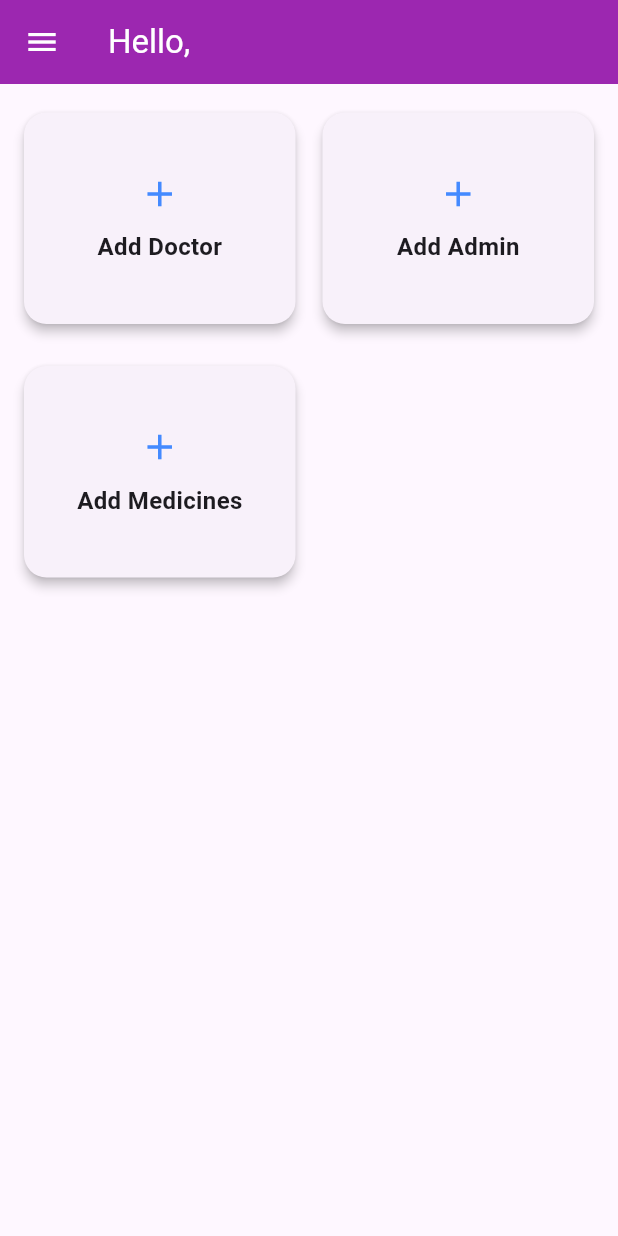
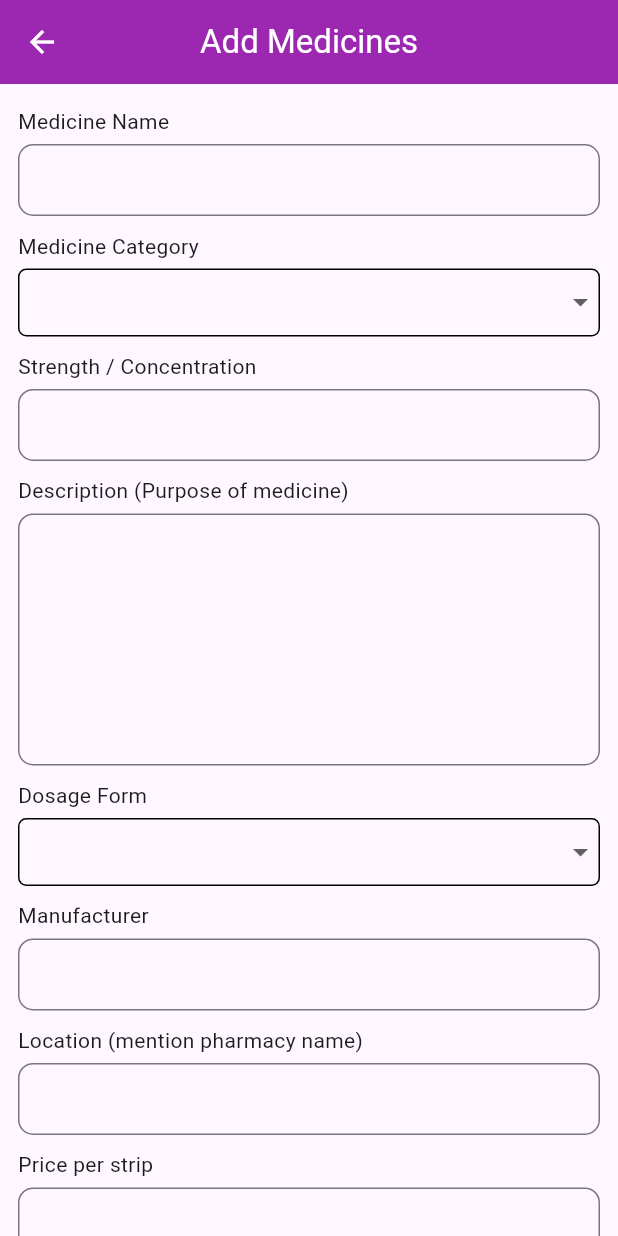
Before and after one commit to Mohassan521/Sehat-App-FYP, a Flutter app: the AdminHomePage screen opened directly with empty values, after a tap on "Add Medicines", on a phone screen of 412 x 824 dp. Run offline on Flutter 3.47's test engine with Material 3 defaults, Android fonts, the phone set to English and light mode, and no system bars; our stand-ins replace cloud_firestore, dash_chat_2, file_picker, firebase_auth, firebase_core, firebase_storage and 5 more; missing offline and left inert: syncfusion_flutter_pdfviewer; accounts and stored records are empty; network calls fail.

Commit message:
Updated design

```diff
--- /dev/null
+++ b/lib/screens/adminScreens/addMedicines.dart
@@ -0,0 +1,442 @@
+import 'dart:io';
+import 'dart:math';
+
+import 'package:cloud_firestore/cloud_firestore.dart';
+import 'package:firebase_auth/firebase_auth.dart';
+import 'package:flutter/material.dart';
+import 'package:get_it/get_it.dart';
+import 'package:sehat_app/Utils/Utils.dart';
+import 'package:sehat_app/services/media_service.dart';
+import 'package:sehat_app/services/storage_service.dart';
+import 'package:sehat_app/widgets/completed.dart';
+
+class AddMedicines extends StatefulWidget {
+  const AddMedicines({super.key});
+
+  @override
+  State<AddMedicines> createState() => _AddMedicinesState();
+}
+
+class _AddMedicinesState extends State<AddMedicines> {
+  final TextEditingController medName = TextEditingController();
+  final TextEditingController strength = TextEditingController();
+  final TextEditingController description = TextEditingController();
+  final TextEditingController manufacturer = TextEditingController();
+  final TextEditingController location = TextEditingController();
+  final TextEditingController price = TextEditingController();
+  String medicine_category = "";
+  String dosageForm = "";
+  bool isChecked = false;
+  String? downloadURL;
+  File? file;
+
+  final GetIt _getIt = GetIt.instance;
+  late MediaService _mediaService;
+  late StorageService _storageService;
+  // final _auth = FirebaseAuth.instance;
+
+  postDetailsToFirestore(
+      String medName,
+      String category,
+      String strength,
+      String description,
+      String dosage,
+      String manufacturer,
+      String location,
+      int price,
+      String presRequired,
+      String imagePath) async {
+    // var user = _auth.currentUser;
+    CollectionReference ref =
+        FirebaseFirestore.instance.collection('Medicines');
+    ref.doc(Random().nextInt(9000).toString()).set({
+      'user_id': Random().nextInt(9000),
+      "Medicine Name": medName,
+      "Medicine Category": category,
+      "Description": description,
+      "Dosage Form": dosage,
+      "Manufacturer": manufacturer,
+      "Pharmacy Name": location,
+      "Price (per strip)": price,
+      "Prescription Required": presRequired,
+      "Image": imagePath
+    });
+    Utils().toastMessage(
+        "Medicine added Successfully", Colors.green, Colors.white);
+    Navigator.push(
+        context,
+        MaterialPageRoute(
+            builder: (context) =>
+                CompletedAnyTask(message: "Medicine Added Succesfully")));
+  }
+
+  @override
+  void initState() {
+    // TODO: implement initState
+    super.initState();
+    _mediaService = _getIt.get<MediaService>();
+    _storageService = _getIt.get<StorageService>();
+  }
+
+  @override
+  Widget build(BuildContext context) {
+    return Scaffold(
+      appBar: AppBar(
+        iconTheme: IconThemeData(color: Colors.white),
+        title: Text(
+          "Add Medicines",
+          style: TextStyle(color: Colors.white),
+        ),
+        centerTitle: true,
+        backgroundColor: Colors.purple,
+      ),
+      body: SingleChildScrollView(
+        scrollDirection: Axis.vertical,
+        child: Padding(
+          padding: const EdgeInsets.symmetric(horizontal: 12.0, vertical: 15),
+          child: Column(
+            crossAxisAlignment: CrossAxisAlignment.start,
+            children: [
+              Text("Medicine Name"),
+              SizedBox(
+                height: 5,
+              ),
+              TextFormField(
+                controller: medName,
+                decoration: InputDecoration(
+                    contentPadding: EdgeInsets.all(12),
+                    border: OutlineInputBorder(
+                        borderRadius: BorderRadius.circular(10))),
+              ),
+              SizedBox(
+                height: 10,
+              ),
+              Text("Medicine Category"),
+              SizedBox(
+                height: 5,
+              ),
+              Container(
+                height: MediaQuery.sizeOf(context).height * 0.055,
+                padding: EdgeInsets.only(left: 9),
+                decoration: BoxDecoration(
+                  borderRadius: BorderRadius.circular(5.5),
+                  // color: Colors.white,
+
+                  border: Border.all(
+                    color: Colors.black,
+                    width: 1,
+                  ),
+                ),
+                child: DropdownButton<String>(
+                  alignment: Alignment.center,
+                  isExpanded: true,
+                  underline: SizedBox(),
+                  value: medicine_category,
+                  onChanged: (String? newValue) {
+                    setState(() {
+                      medicine_category = newValue ?? medicine_category;
+                    });
+                  },
+                  items: [
+                    DropdownMenuItem<String>(
+                        value: '',
+                        child: Center(
+                            child: Text(
+                          '',
+                          style: TextStyle(fontSize: 12),
+                        ))),
+                    DropdownMenuItem<String>(
+                        value: 'Antibiotics',
+                        child: Center(
+                            child: Text(
+                          'Antibiotics',
+                          style: TextStyle(fontSize: 12),
+                        ))),
+                    DropdownMenuItem<String>(
+                        value: 'Painkillers',
+                        child: Center(
+                            child: Text('Painkillers',
+                                style: TextStyle(fontSize: 12)))),
+                    DropdownMenuItem<String>(
+                        value: 'Antipyretics',
+                        child: Center(
+                            child: Text('Antipyretics',
+                                style: TextStyle(fontSize: 12)))),
+                    DropdownMenuItem<String>(
+                        value: 'Antiseptics',
+                        child: Center(
+                            child: Text('Antiseptics',
+                                style: TextStyle(fontSize: 12)))),
+                    DropdownMenuItem<String>(
+                        value: 'Antihistamines',
+                        child: Center(
+                            child: Text('Antihistamines',
+                                style: TextStyle(fontSize: 12)))),
+                    DropdownMenuItem<String>(
+                        value: 'Antacids',
+                        child: Center(
+                            child: Text('Antacids',
+                                style: TextStyle(fontSize: 12)))),
+                    DropdownMenuItem<String>(
+                        value: 'Antidepressants',
+                        child: Center(
+                            child: Text('Antidepressants',
+                                style: TextStyle(fontSize: 12)))),
+                    DropdownMenuItem<String>(
+                        value: 'Anti-inflammatory drugs',
+                        child: Center(
+                            child: Text('Anti-inflammatory drugs',
+                                style: TextStyle(fontSize: 12)))),
+                    DropdownMenuItem<String>(
+                        value: 'Antidiarrheals',
+                        child: Center(
+                            child: Text('Antidiarrheals',
+                                style: TextStyle(fontSize: 12)))),
+                    DropdownMenuItem<String>(
+                        value: 'Antifungals',
+                        child: Center(
+                            child: Text('Antifungals',
+                                style: TextStyle(fontSize: 12)))),
+                    DropdownMenuItem<String>(
+                        value: 'Antivirals',
+                        child: Center(
+                            child: Text('Antivirals',
+                                style: TextStyle(fontSize: 12)))),
+                    DropdownMenuItem<String>(
+                        value: 'Cough Suppressants and Expectorants',
+                        child: Center(
+                            child: Text('Cough Suppressants and Expectorants',
+                                style: TextStyle(fontSize: 12)))),
+                    DropdownMenuItem<String>(
+                        value: 'Insulins',
+                        child: Center(
+                            child: Text('Insulins',
+                                style: TextStyle(fontSize: 12)))),
+                    DropdownMenuItem<String>(
+                        value: 'Vaccines',
+                        child: Center(
+                            child: Text('Vaccines',
+                                style: TextStyle(fontSize: 12)))),
+                    DropdownMenuItem<String>(
+                        value: 'Sedatives and Hypnotics (for sleep)',
+                        child: Center(
+                            child: Text('Sedatives and Hypnotics (for sleep)',
+                                style: TextStyle(fontSize: 12)))),
+                  ],
+                ),
+              ),
+              SizedBox(
+                height: 10,
+              ),
+              Text("Strength / Concentration"),
+              SizedBox(
+                height: 5,
+              ),
+              TextFormField(
+                controller: strength,
+                decoration: InputDecoration(
+                    contentPadding: EdgeInsets.all(12),
+                    border: OutlineInputBorder(
+                        borderRadius: BorderRadius.circular(10))),
+              ),
+              SizedBox(
+                height: 10,
+              ),
+              Text("Description (Purpose of medicine)"),
+              SizedBox(
+                height: 5,
+              ),
+              TextFormField(
+                maxLines: 6,
+                controller: description,
+                decoration: InputDecoration(
+                    contentPadding: EdgeInsets.all(12),
+                    border: OutlineInputBorder(
+                        borderRadius: BorderRadius.circular(10))),
+              ),
+              SizedBox(
+                height: 10,
+              ),
+              Text("Dosage Form"),
+              SizedBox(
+                height: 5,
+              ),
+              Container(
+                height: MediaQuery.sizeOf(context).height * 0.055,
+                padding: EdgeInsets.only(left: 9),
+                decoration: BoxDecoration(
+                  borderRadius: BorderRadius.circular(5.5),
+                  // color: Colors.white,
+                  border: Border.all(
+                    color: Colors.black,
+                    width: 1,
+                  ),
+                ),
+                child: DropdownButton<String>(
+                  alignment: Alignment.center,
+                  isExpanded: true,
+                  value: dosageForm,
+                  underline: SizedBox(),
+                  onChanged: (String? newValue) {
+                    setState(() {
+                      dosageForm = newValue ?? dosageForm;
+                    });
+                  },
+                  items: [
+                    DropdownMenuItem<String>(
+                        value: '',
+                        child: Center(
+                            child: Text(
+                          '',
+                          style: TextStyle(fontSize: 12),
+                        ))),
+                    DropdownMenuItem<String>(
+                        value: 'Tablet',
+                        child: Center(
+                            child: Text(
+                          'Tablet',
+                          style: TextStyle(fontSize: 12),
+                        ))),
+                    DropdownMenuItem<String>(
+                        value: 'Syrup',
+                        child: Center(
+                            child:
+                                Text('Syrup', style: TextStyle(fontSize: 12)))),
+                    DropdownMenuItem<String>(
+                        value: 'Injection',
+                        child: Center(
+                            child: Text('Injection',
+                                style: TextStyle(fontSize: 12)))),
+                    DropdownMenuItem<String>(
+                        value: 'Capsule',
+                        child: Center(
+                            child: Text('Capsule',
+                                style: TextStyle(fontSize: 12)))),
+                  ],
+                ),
+              ),
+              SizedBox(
+                height: 10,
+              ),
+              Text("Manufacturer"),
+              SizedBox(
+                height: 5,
+              ),
+              TextFormField(
+                controller: manufacturer,
+                decoration: InputDecoration(
+                    contentPadding: EdgeInsets.all(12),
+                    border: OutlineInputBorder(
+                        borderRadius: BorderRadius.circular(10))),
+              ),
+              SizedBox(
+                height: 10,
+              ),
+              Text("Location (mention pharmacy name)"),
+              SizedBox(
+                height: 5,
+              ),
+              TextFormField(
+                controller: location,
+                decoration: InputDecoration(
+                    contentPadding: EdgeInsets.all(12),
+                    border: OutlineInputBorder(
+                        borderRadius: BorderRadius.circular(10))),
+              ),
+              SizedBox(
+                height: 10,
+              ),
+              Text("Price per strip"),
+              SizedBox(
+                height: 5,
+              ),
+              TextFormField(
+                controller: price,
+                keyboardType: TextInputType.number,
+                decoration: InputDecoration(
+                    contentPadding: EdgeInsets.all(12),
+                    border: OutlineInputBorder(
+                        borderRadius: BorderRadius.circular(10))),
+              ),
+              SizedBox(
+                height: 10,
+              ),
+              Row(
+                mainAxisAlignment: MainAxisAlignment.spaceBetween,
+                children: [
+                  Text("Prescription Required"),
+                  Checkbox(
+                    // tristate: true,
+                    value: isChecked,
+                    onChanged: (bool? value) {
+                      setState(() {
+                        isChecked = value ?? false;
+                      });
+                    },
+                  ),
+                ],
+              ),
+              SizedBox(
+                height: 10,
+              ),
+              Text("Upload Image"),
+              SizedBox(
+                height: 5,
+              ),
+              Row(
+                mainAxisAlignment: MainAxisAlignment.spaceBetween,
+                children: [
+                  MaterialButton(
+                    onPressed: () async {
+                      file = await _mediaService.getImageFromGallery();
+                    },
+                    child: Text("Browse"),
+                    color: Colors.purple,
+                    textColor: Colors.white,
+                    shape: RoundedRectangleBorder(
+                        borderRadius: BorderRadius.circular(12)),
+                  ),
+                  Text(file != null ? "Image uploaded" : "")
+                ],
+              ),
+              SizedBox(
+                height: 10,
+              ),
+              MaterialButton(
+                onPressed: () async {
+                  if (file != null && medName.text.isNotEmpty && medicine_category.isNotEmpty && strength.text.isNotEmpty && description.text.isNotEmpty && dosageForm.isNotEmpty && manufacturer.text.isNotEmpty && location.text.isNotEmpty && price.text.isNotEmpty) {
+                    downloadURL = await _storageService.uploadMedicineImages(
+                      file: file!,
+                    );
+                    postDetailsToFirestore(
+                        medName.text,
+                        medicine_category,
+                        strength.text,
+                        description.text,
+                        dosageForm,
+                        manufacturer.text,
+                        location.text,
+                        int.parse(price.text),
+                        isChecked == true ? "Yes" : "No",
+                        downloadURL!);
+                  } else {
+                    Utils().toastMessage(
+                        "Please select image", Colors.red, Colors.white);
+                  }
+
+                  print(downloadURL);
+                },
+                child: Text("Submit"),
+                color: Colors.purple,
+                textColor: Colors.white,
+                minWidth: double.infinity,
+                shape: RoundedRectangleBorder(
+                    borderRadius: BorderRadius.circular(12)),
+              )
+            ],
+          ),
+        ),
+      ),
+    );
+  }
+}
--- a/lib/screens/adminScreens/adminHomePage.dart
+++ b/lib/screens/adminScreens/adminHomePage.dart
@@ -1,5 +1,7 @@
 import 'package:flutter/material.dart';
 import 'package:sehat_app/screens/adminScreens/addDoctor.dart';
+import 'package:sehat_app/screens/adminScreens/addMedicines.dart';
+import 'package:sehat_app/widgets/adminCard.dart';
 import 'package:sehat_app/widgets/drawer.dart';
 
 class AdminHomePage extends StatefulWidget {
@@ -34,108 +36,23 @@ class _AdminHomePageState extends State<AdminHomePage> {
               mainAxisAlignment:
                   MainAxisAlignment.spaceEvenly, // Spacing between cards
               children: [
-                Expanded(
-                  child: InkWell(
-                    onTap: () {
-                      Navigator.push(
-                          context,
-                          MaterialPageRoute(
-                              builder: (context) => AddDoctorScreen()));
-                    },
-                    child: Card(
-                      elevation:
-                          3, // Slightly more elevation for a better shadow effect
-                      shape: RoundedRectangleBorder(
-                        borderRadius: BorderRadius.circular(15),
-                      ),
-                      child: Padding(
-                        padding: const EdgeInsets.symmetric(
-                            horizontal: 20.0, vertical: 40),
-                        child: Column(
-                          mainAxisAlignment: MainAxisAlignment.center,
-                          crossAxisAlignment: CrossAxisAlignment.center,
-                          children: [
-                            Icon(Icons.add, size: 28, color: Colors.blueAccent),
-                            SizedBox(height: 10),
-                            Text(
-                              "Add Doctor",
-                              style: TextStyle(
-                                  fontSize: 16, fontWeight: FontWeight.bold),
-                            )
-                          ],
-                        ),
-                      ),
-                    ),
-                  ),
-                ),
+                AdminOptionTiles(tileName: "Add Doctor", onTap: () {
+                  Navigator.push(context, MaterialPageRoute(builder: (context) => AddDoctorScreen()));
+                },),
                 SizedBox(width: 10), // Add space between the two cards
-                Expanded(
-                  child: InkWell(
-                    onTap: () {
-                      // Handle tap for Add Admin
-                    },
-                    child: Card(
-                      elevation: 3,
-                      shape: RoundedRectangleBorder(
-                        borderRadius: BorderRadius.circular(15),
-                      ),
-                      child: Padding(
-                        padding: const EdgeInsets.symmetric(
-                            horizontal: 20.0, vertical: 40),
-                        child: Column(
-                          mainAxisAlignment: MainAxisAlignment.center,
-                          crossAxisAlignment: CrossAxisAlignment.center,
-                          children: [
-                            Icon(Icons.add,
-                                size: 28, color: Colors.blueAccent),
-                            SizedBox(height: 10),
-                            Text(
-                              "Add Admin",
-                              style: TextStyle(
-                                  fontSize: 16, fontWeight: FontWeight.bold),
-                            )
-                          ],
-                        ),
-                      ),
-                    ),
-                  ),
-                ),
-              ],
+                AdminOptionTiles(tileName: "Add Admin", onTap: () {
+
+                },),
+
+                              ],
             ),
             SizedBox(height: 20), // Space between rows
             Row(
               mainAxisAlignment: MainAxisAlignment.spaceEvenly,
               children: [
-                Expanded(
-                  child: InkWell(
-                    onTap: () {
-                      // Handle tap for Add Medicines
-                    },
-                    child: Card(
-                      elevation: 3,
-                      shape: RoundedRectangleBorder(
-                        borderRadius: BorderRadius.circular(15),
-                      ),
-                      child: Padding(
-                        padding: const EdgeInsets.symmetric(
-                            horizontal: 20.0, vertical: 40),
-                        child: Column(
-                          mainAxisAlignment: MainAxisAlignment.center,
-                          crossAxisAlignment: CrossAxisAlignment.center,
-                          children: [
-                            Icon(Icons.add, size: 28, color: Colors.blueAccent),
-                            SizedBox(height: 10),
-                            Text(
-                              "Add Medicines",
-                              style: TextStyle(
-                                  fontSize: 16, fontWeight: FontWeight.bold),
-                            )
-                          ],
-                        ),
-                      ),
-                    ),
-                  ),
-                ),
+                AdminOptionTiles(tileName: "Add Medicines", onTap: () {
+                  Navigator.push(context, MaterialPageRoute(builder: (context) => AddMedicines()));
+                },),
                 SizedBox(width: 10), // Add space between the cards
                 Expanded(
                   child: Container(), // Add another card or keep it empty
--- a/lib/services/storage_service.dart
+++ b/lib/services/storage_service.dart
@@ -38,6 +38,20 @@ class StorageService {
     });
   }
 
+  Future<String?> uploadMedicineImages ({required File file}) async {
+    Reference fileRef = _firebaseStorage
+        .ref("medicines/")
+        .child("${DateTime.now().toIso8601String()}${p.extension(file.path)}");
+
+    UploadTask task = fileRef.putFile(file);
+
+    return task.then((value) {
+      if (value.state == TaskState.success) {
+        return fileRef.getDownloadURL();
+      }
+    });
+  }
+
   Future<String?> uploadChatPdfFiles(
       {required File file, required String chatID}) async {
     try {
--- /dev/null
+++ b/lib/widgets/adminCard.dart
@@ -0,0 +1,40 @@
+import 'package:flutter/material.dart';
+
+class AdminOptionTiles extends StatelessWidget {
+  final String tileName;
+  final Function()? onTap;
+  const AdminOptionTiles({super.key, required this.tileName, this.onTap});
+
+  @override
+  Widget build(BuildContext context) {
+    return Expanded(
+                  child: InkWell(
+                    onTap: onTap,
+                    child: Card(
+                      elevation:
+                          3, // Slightly more elevation for a better shadow effect
+                      shape: RoundedRectangleBorder(
+                        borderRadius: BorderRadius.circular(15),
+                      ),
+                      child: Padding(
+                        padding: const EdgeInsets.symmetric(
+                            horizontal: 20.0, vertical: 40),
+                        child: Column(
+                          mainAxisAlignment: MainAxisAlignment.center,
+                          crossAxisAlignment: CrossAxisAlignment.center,
+                          children: [
+                            Icon(Icons.add, size: 28, color: Colors.blueAccent),
+                            SizedBox(height: 10),
+                            Text(
+                              tileName,
+                              style: TextStyle(
+                                  fontSize: 16, fontWeight: FontWeight.bold),
+                            )
+                          ],
+                        ),
+                      ),
+                    ),
+                  ),
+                );
+  }
+}
--- /dev/null
+++ b/lib/widgets/completed.dart
@@ -0,0 +1,29 @@
+import 'package:flutter/material.dart';
+import 'package:lottie/lottie.dart';
+
+class CompletedAnyTask extends StatelessWidget {
+  final String message;
+  const CompletedAnyTask(
+      {super.key,
+      required this.message,
+});
+
+  @override
+  Widget build(BuildContext context) {
+    return Scaffold(
+      appBar: AppBar(),
+      body: Column(
+        mainAxisAlignment: MainAxisAlignment.center,
+        crossAxisAlignment: CrossAxisAlignment.center,
+        children: [
+          Center(child: Lottie.asset('assets/images/done.json')),
+          Center(
+              child: Text(
+            message,
+            style: TextStyle(fontSize: 17, fontWeight: FontWeight.w800),
+          )),
+        ],
+      ),
+    );
+  }
+}
```
Also changed, not shown: assets/images/done.json (added, +1 -0 lines).
